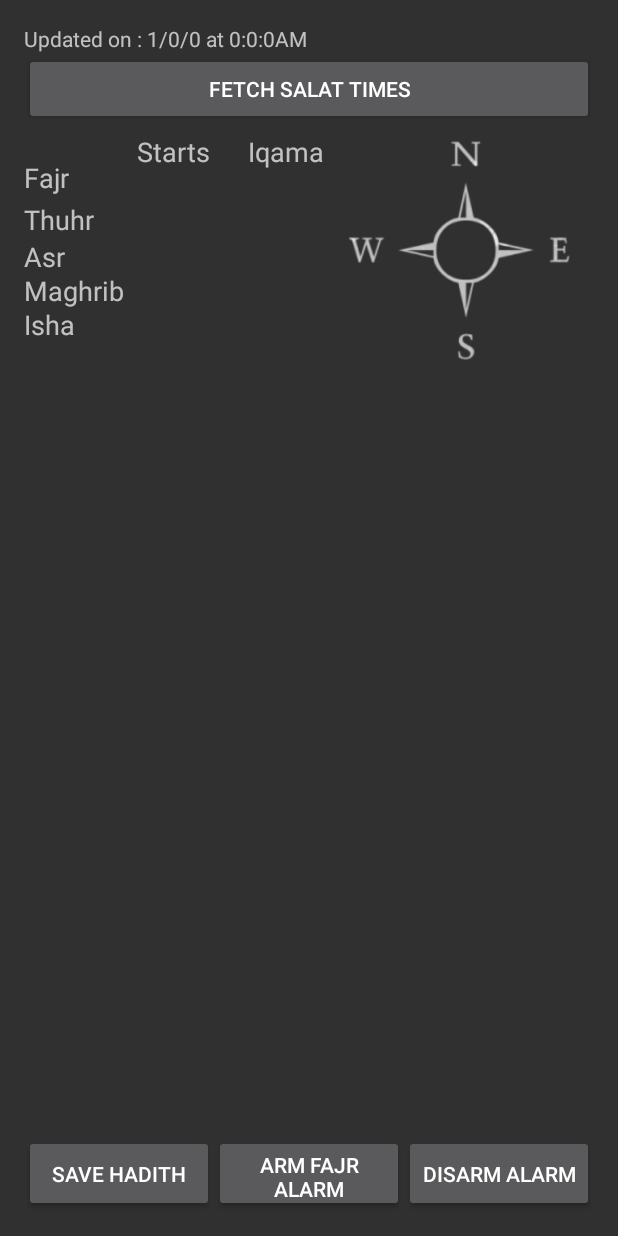
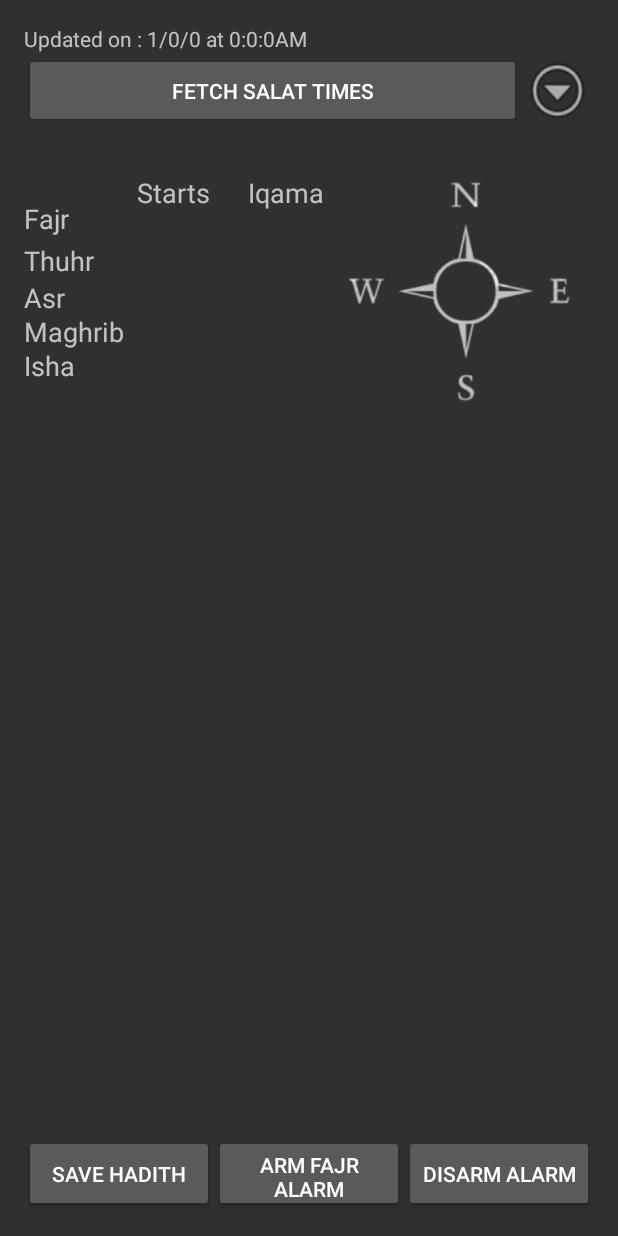
Before and after one commit to yboumenir/AlFarooq, an Android app: the screen it shows after launch (MainActivity), on a phone screen of 412 x 824 dp. Run offline under Robolectric (Android 15) with nearby library versions, the phone set to English and light mode, and no system bars.

Commit message:
updated settings kinda

```diff
--- a/JsoupTutorial/app/src/main/java/jsouptutorial/androidbegin/com/jsouptutorial/MainActivity.java
+++ b/JsoupTutorial/app/src/main/java/jsouptutorial/androidbegin/com/jsouptutorial/MainActivity.java
@@ -30,6 +30,7 @@ import android.os.SystemClock;
 import android.preference.PreferenceManager;
 import android.support.v4.view.MenuItemCompat;
 import android.util.Log;
+import android.view.MenuInflater;
 import android.view.View;
 import android.view.View.OnClickListener;
 import android.view.ViewDebug;
@@ -37,6 +38,7 @@ import android.view.Window;
 import android.widget.Button;
 import android.widget.EditText;
 import android.widget.ImageView;
+import android.widget.PopupMenu;
 import android.widget.TextView;
 
 
@@ -171,6 +173,19 @@ public class MainActivity extends Activity {
         super.onCreate(savedInstanceState);
         requestWindowFeature(Window.FEATURE_NO_TITLE);
         setContentView(R.layout.activity_main);
+
+        View v = getWindow().getDecorView().getRootView();
+        PopupMenu popup = new PopupMenu(this, v);
+        popup.setOnMenuItemClickListener(new PopupMenu.OnMenuItemClickListener() {
+            @Override public boolean onMenuItemClick(MenuItem item) {
+                switch (item.getItemId()) {
+                    case R.id.menu_settings:
+                        return true;
+                        default:
+                            return false;
+                }
+            }
+        });
 
 
 
@@ -355,6 +370,14 @@ public class MainActivity extends Activity {
         // showUserSettings();
     }
 
+
+    public void showPopup(View v) {
+        PopupMenu popup = new PopupMenu(this, v);
+        MenuInflater inflater = popup.getMenuInflater();
+        inflater.inflate(R.menu.menu_main, popup.getMenu());
+        popup.show();
+    }
+
     /**
      * Use this method to instantiate your menu, and add your items to it. You
      * should return true if you have added items to it and want the menu to be displayed.
@@ -441,7 +464,7 @@ public class MainActivity extends Activity {
         SharedPreferences.Editor editor = mContext.getSharedPreferences(mContext.getString(R.string.app_name),
                 Context.MODE_PRIVATE).edit();
         editor.putString(key, objString);
-        editor.commit();
+        editor.apply();
     }
 
     public static String getPrefString(Context mContext, final String key, final String defaultStr) {
--- a/JsoupTutorial/app/src/main/res/layout/activity_main.xml
+++ b/JsoupTutorial/app/src/main/res/layout/activity_main.xml
@@ -8,19 +8,35 @@
     android:layout_height="match_parent"
     >
 
-
     <TextView
         android:id="@+id/titletxt"
         android:layout_width="wrap_content"
         android:layout_height="wrap_content"
         android:gravity="center" />
 
-    <Button
-        android:id="@+id/titlebutton"
-        android:layout_width="fill_parent"
-        android:layout_height="wrap_content"
+    <LinearLayout
+        android:layout_width="match_parent"
+        android:layout_height="50dp"
+        android:layout_alignParentEnd="true"
         android:layout_below="@+id/titletxt"
-        android:text="@string/Title" />
+        android:orientation="horizontal">
+
+        <Button
+            android:id="@+id/titlebutton"
+            android:layout_width="315dp"
+            android:layout_height="match_parent"
+            android:layout_below="@+id/titletxt"
+            android:layout_weight="1"
+            android:text="@string/Title" />
+
+        <ImageButton
+            android:id="@+id/menu_image"
+            android:layout_width="wrap_content"
+            android:layout_height="match_parent"
+            android:layout_weight="1"
+            android:background="@android:drawable/ic_menu_more"
+            android:onClick="showPopup" />
+    </LinearLayout>
 
     <LinearLayout
         android:layout_width="395dp"
@@ -59,82 +75,81 @@
     </LinearLayout>
 
     <FrameLayout
+        android:id="@+id/frameLayout"
         android:layout_width="200dp"
         android:layout_height="70dp"
-        android:layout_below="@+id/titlebutton"
-        android:id="@+id/frameLayout"
-        android:layout_marginTop="5dp"
-        android:layout_alignParentStart="false"
-        android:layout_centerVertical="true">
+        android:layout_alignParentTop="true"
+        android:layout_alignStart="@+id/titletxt"
+        android:layout_marginTop="100dp">
 
         <TextView
+            android:id="@+id/textView2"
             android:layout_width="wrap_content"
             android:layout_height="wrap_content"
+            android:layout_gravity="center_horizontal|top"
             android:text="Starts"
-            android:textSize="18sp"
-            android:id="@+id/textView2"
-            android:layout_gravity="center_horizontal|top" />
+            android:textSize="18sp" />
 
         <TextView
+            android:id="@+id/textView3"
             android:layout_width="wrap_content"
             android:layout_height="wrap_content"
+            android:layout_gravity="right|top"
             android:text="Iqama"
-            android:textSize="18sp"
-            android:id="@+id/textView3"
-            android:layout_gravity="right|top" />
+            android:textSize="18sp" />
 
         <TextView
+            android:id="@+id/Fajr_static"
             android:layout_width="wrap_content"
             android:layout_height="wrap_content"
+            android:layout_gravity="left|center_vertical"
+            android:layout_marginTop="-5dp"
             android:text="Fajr"
-            android:textSize="18sp"
-            android:id="@+id/Fajr_static"
-            android:layout_gravity="left|center_vertical"
-            android:layout_marginTop="-5dp" />
+            android:textSize="18sp" />
 
         <TextView
+            android:id="@+id/fajr_start_time"
             android:layout_width="wrap_content"
             android:layout_height="wrap_content"
-            android:textSize="18sp"
-            android:id="@+id/fajr_start_time"
             android:layout_gravity="center"
-            android:layout_marginTop="-5dp" />
+            android:layout_marginTop="-5dp"
+            android:textSize="18sp" />
 
         <TextView
+            android:id="@+id/fajr_iqama_time"
             android:layout_width="wrap_content"
             android:layout_height="wrap_content"
+            android:layout_gravity="right|center_vertical"
+            android:layout_marginTop="-5dp"
             android:text=""
-            android:textSize="18sp"
-            android:id="@+id/fajr_iqama_time"
-            android:layout_gravity="right|center_vertical"
-            android:layout_marginTop="-5dp" />
+            android:textSize="18sp" />
 
         <TextView
+            android:id="@+id/Zurh_static"
             android:layout_width="wrap_content"
             android:layout_height="wrap_content"
+            android:layout_gravity="left|bottom"
+            android:layout_marginTop="-10dp"
             android:text="Thuhr"
-            android:textSize="18sp"
-            android:id="@+id/Zurh_static"
-            android:layout_gravity="left|bottom"
-            android:layout_marginTop="-10dp" />
+            android:textSize="18sp" />
 
         <TextView
+            android:id="@+id/zuhr_start_time"
             android:layout_width="wrap_content"
             android:layout_height="wrap_content"
+            android:layout_gravity="center_horizontal|bottom"
+            android:layout_marginTop="-10dp"
             android:text=""
-            android:textSize="18sp"
-            android:id="@+id/zuhr_start_time"
-            android:layout_gravity="center_horizontal|bottom"
-            android:layout_marginTop="-10dp" />
+            android:textSize="18sp" />
 
         <TextView
+            android:id="@+id/zuhr_iqama_time"
             android:layout_width="wrap_content"
             android:layout_height="wrap_content"
+            android:layout_gravity="right|bottom"
+            android:layout_marginTop="-10dp"
             android:text=""
-            android:textSize="18sp"
-            android:id="@+id/zuhr_iqama_time"
-            android:layout_gravity="right|bottom"
-            android:layout_marginTop="-10dp" />
+            android:textSize="18sp" />
     </FrameLayout>
 
     <FrameLayout
@@ -244,29 +259,29 @@
         android:layout_toEndOf="@+id/Updated_static" />
 
     <ScrollView
+        android:id="@+id/scrollView"
         android:layout_width="wrap_content"
-        android:layout_height="wrap_content"
-        android:id="@+id/scrollView"
+        android:layout_height="264dp"
+        android:layout_above="@+id/descbutton"
+        android:layout_alignParentEnd="true"
         android:layout_alignParentLeft="true"
+        android:layout_alignParentRight="true"
         android:layout_alignParentStart="true"
-        android:layout_alignParentRight="true"
-        android:layout_alignParentEnd="true"
         android:layout_below="@+id/frameLayout2"
-        android:layout_above="@+id/descbutton"
-        android:layout_marginTop="15dp"
-        android:layout_marginBottom="15dp">
+        android:layout_marginBottom="0dp"
+        android:layout_marginTop="15dp">
 
 
         <TextView
+            android:id="@+id/hadith_textview"
             android:layout_width="wrap_content"
             android:layout_height="wrap_content"
-            android:textSize="18sp"
-            android:id="@+id/hadith_textview"
-            android:fontFamily=" "
-            android:layout_below="@+id/frameLayout2"
             android:layout_alignParentLeft="true"
             android:layout_alignParentStart="true"
-            android:layout_marginTop="15dp" />
+            android:layout_below="@+id/frameLayout2"
+            android:layout_marginTop="15dp"
+            android:fontFamily=" "
+            android:textSize="18sp" />
     </ScrollView>
 
     <ImageView
@@ -279,4 +294,5 @@
         android:layout_alignTop="@+id/frameLayout"
         android:layout_marginTop="-50dp" />
 
+
 </RelativeLayout>
--- a/JsoupTutorial/app/src/main/res/menu/menu_main.xml
+++ b/JsoupTutorial/app/src/main/res/menu/menu_main.xml
@@ -21,6 +21,8 @@
         <!--android:title="@string/menu_refresh"-->
         <!--support:showAsAction="never"/>-->
 
+
+
     <!-- Location item is added in onCreateOptionsMenu() -->
 
     <!--
```
